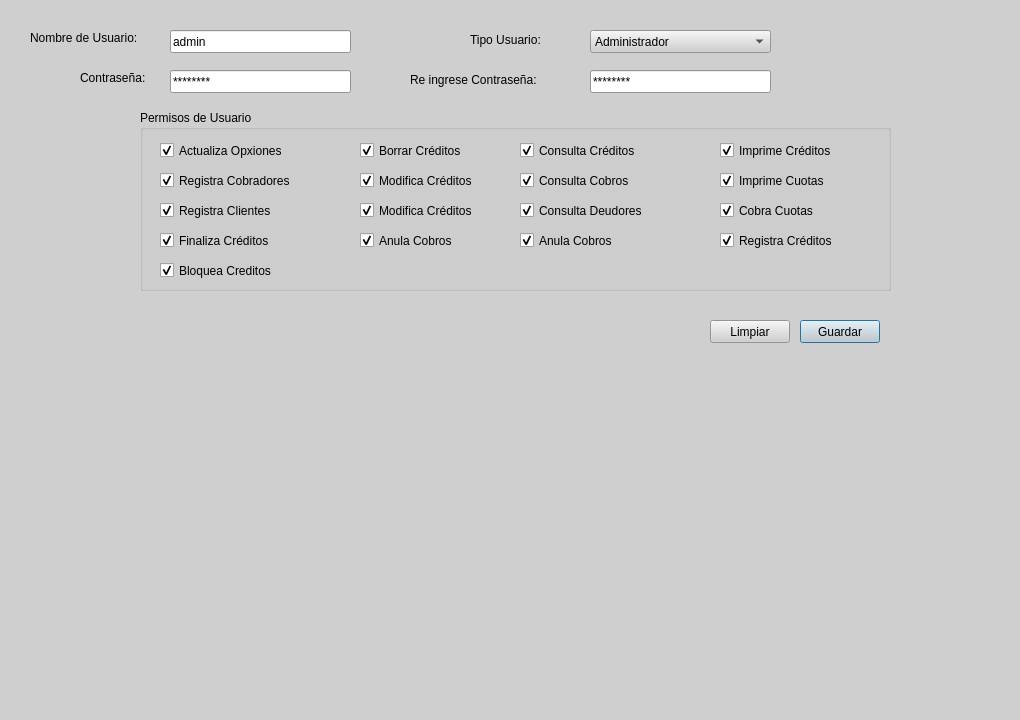
The window that form_usuario.ui (blueautomatic/Slam_Sistema_creditos) describes before a commit, drawn with Qt 5.
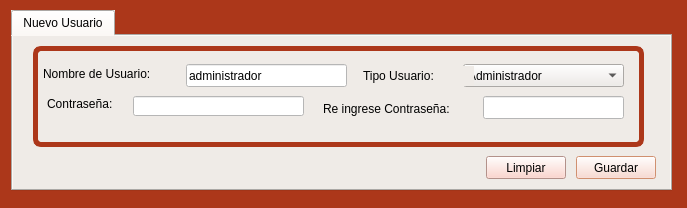
The same window after the commit. Icons and pictures are not drawn.

The edit to the form file:
```diff
--- a/form_usuario.ui
+++ b/form_usuario.ui
@@ -6,8 +6,8 @@
    <rect>
     <x>0</x>
     <y>0</y>
-    <width>1020</width>
-    <height>720</height>
+    <width>687</width>
+    <height>208</height>
    </rect>
   </property>
   <property name="palette">
@@ -25,9 +25,9 @@
      <colorrole role="Button">
       <brush brushstyle="SolidPattern">
        <color alpha="255">
-        <red>207</red>
-        <green>207</green>
-        <blue>207</blue>
+        <red>172</red>
+        <green>55</green>
+        <blue>26</blue>
        </color>
       </brush>
      </colorrole>
@@ -97,18 +97,18 @@
      <colorrole role="Base">
       <brush brushstyle="SolidPattern">
        <color alpha="255">
-        <red>255</red>
-        <green>255</green>
-        <blue>255</blue>
+        <red>172</red>
+        <green>55</green>
+        <blue>26</blue>
        </color>
       </brush>
      </colorrole>
      <colorrole role="Window">
       <brush brushstyle="SolidPattern">
        <color alpha="255">
-        <red>207</red>
-        <green>207</green>
-        <blue>207</blue>
+        <red>172</red>
+        <green>55</green>
+        <blue>26</blue>
        </color>
       </brush>
      </colorrole>
@@ -121,6 +121,15 @@
        </color>
       </brush>
      </colorrole>
+     <colorrole role="Highlight">
+      <brush brushstyle="SolidPattern">
+       <color alpha="255">
+        <red>255</red>
+        <green>170</green>
+        <blue>127</blue>
+       </color>
+      </brush>
+     </colorrole>
      <colorrole role="AlternateBase">
       <brush brushstyle="SolidPattern">
        <color alpha="255">
@@ -162,9 +171,9 @@
      <colorrole role="Button">
       <brush brushstyle="SolidPattern">
        <color alpha="255">
-        <red>207</red>
-        <green>207</green>
-        <blue>207</blue>
+        <red>172</red>
+        <green>55</green>
+        <blue>26</blue>
        </color>
       </brush>
      </colorrole>
@@ -234,18 +243,18 @@
      <colorrole role="Base">
       <brush brushstyle="SolidPattern">
        <color alpha="255">
-        <red>255</red>
-        <green>255</green>
-        <blue>255</blue>
+        <red>172</red>
+        <green>55</green>
+        <blue>26</blue>
        </color>
       </brush>
      </colorrole>
      <colorrole role="Window">
       <brush brushstyle="SolidPattern">
        <color alpha="255">
-        <red>207</red>
-        <green>207</green>
-        <blue>207</blue>
+        <red>172</red>
+        <green>55</green>
+        <blue>26</blue>
        </color>
       </brush>
      </colorrole>
@@ -258,6 +267,15 @@
        </color>
       </brush>
      </colorrole>
+     <colorrole role="Highlight">
+      <brush brushstyle="SolidPattern">
+       <color alpha="255">
+        <red>255</red>
+        <green>170</green>
+        <blue>127</blue>
+       </color>
+      </brush>
+     </colorrole>
      <colorrole role="AlternateBase">
       <brush brushstyle="SolidPattern">
        <color alpha="255">
@@ -290,18 +308,18 @@
      <colorrole role="WindowText">
       <brush brushstyle="SolidPattern">
        <color alpha="255">
-        <red>103</red>
-        <green>103</green>
-        <blue>103</blue>
+        <red>0</red>
+        <green>0</green>
+        <blue>0</blue>
        </color>
       </brush>
      </colorrole>
      <colorrole role="Button">
       <brush brushstyle="SolidPattern">
        <color alpha="255">
-        <red>207</red>
-        <green>207</green>
-        <blue>207</blue>
+        <red>172</red>
+        <green>55</green>
+        <blue>26</blue>
        </color>
       </brush>
      </colorrole>
@@ -344,9 +362,9 @@
      <colorrole role="Text">
       <brush brushstyle="SolidPattern">
        <color alpha="255">
-        <red>103</red>
-        <green>103</green>
-        <blue>103</blue>
+        <red>0</red>
+        <green>0</green>
+        <blue>0</blue>
        </color>
       </brush>
      </colorrole>
@@ -362,27 +380,27 @@
      <colorrole role="ButtonText">
       <brush brushstyle="SolidPattern">
        <color alpha="255">
-        <red>103</red>
-        <green>103</green>
-        <blue>103</blue>
+        <red>0</red>
+        <green>0</green>
+        <blue>0</blue>
        </color>
       </brush>
      </colorrole>
      <colorrole role="Base">
       <brush brushstyle="SolidPattern">
        <color alpha="255">
-        <red>207</red>
-        <green>207</green>
-        <blue>207</blue>
+        <red>172</red>
+        <green>55</green>
+        <blue>26</blue>
        </color>
       </brush>
      </colorrole>
      <colorrole role="Window">
       <brush brushstyle="SolidPattern">
        <color alpha="255">
-        <red>207</red>
-        <green>207</green>
-        <blue>207</blue>
+        <red>172</red>
+        <green>55</green>
+        <blue>26</blue>
        </color>
       </brush>
      </colorrole>
@@ -395,6 +413,15 @@
        </color>
       </brush>
      </colorrole>
+     <colorrole role="Highlight">
+      <brush brushstyle="SolidPattern">
+       <color alpha="255">
+        <red>255</red>
+        <green>170</green>
+        <blue>127</blue>
+       </color>
+      </brush>
+     </colorrole>
      <colorrole role="AlternateBase">
       <brush brushstyle="SolidPattern">
        <color alpha="255">
@@ -428,421 +455,256 @@
   <property name="windowTitle">
    <string>Dialog</string>
   </property>
-  <widget class="QLineEdit" name="lineEdit">
+  <property name="styleSheet">
+   <string notr="true">selection-background-color: rgb(255, 170, 127);
+color: rgb(0, 0, 0);
+font:  11pt &quot;KacstOne&quot;;
+background-color: rgb(172, 55, 26);
+</string>
+  </property>
+  <widget class="QTabWidget" name="tabWidget_2">
    <property name="geometry">
     <rect>
-     <x>170</x>
-     <y>30</y>
-     <width>181</width>
-     <height>23</height>
-    </rect>
-   </property>
-   <property name="text">
-    <string>admin</string>
-   </property>
-  </widget>
-  <widget class="QLabel" name="label">
-   <property name="geometry">
-    <rect>
-     <x>30</x>
-     <y>30</y>
-     <width>131</width>
-     <height>16</height>
-    </rect>
-   </property>
-   <property name="text">
-    <string>Nombre de Usuario:</string>
-   </property>
-  </widget>
-  <widget class="QLineEdit" name="lineEdit_2">
-   <property name="geometry">
-    <rect>
-     <x>170</x>
-     <y>70</y>
-     <width>181</width>
-     <height>23</height>
-    </rect>
-   </property>
-   <property name="text">
-    <string>********</string>
-   </property>
-  </widget>
-  <widget class="QLabel" name="label_2">
-   <property name="geometry">
-    <rect>
-     <x>80</x>
-     <y>70</y>
-     <width>81</width>
-     <height>16</height>
-    </rect>
-   </property>
-   <property name="text">
-    <string>Contraseña:</string>
-   </property>
-  </widget>
-  <widget class="QLabel" name="label_3">
-   <property name="geometry">
-    <rect>
-     <x>410</x>
-     <y>70</y>
-     <width>151</width>
-     <height>20</height>
-    </rect>
-   </property>
-   <property name="text">
-    <string>Re ingrese Contraseña:</string>
-   </property>
-  </widget>
-  <widget class="QLineEdit" name="lineEdit_3">
-   <property name="geometry">
-    <rect>
-     <x>590</x>
-     <y>70</y>
-     <width>181</width>
-     <height>23</height>
-    </rect>
-   </property>
-   <property name="text">
-    <string>********</string>
-   </property>
-  </widget>
-  <widget class="QLabel" name="label_4">
-   <property name="geometry">
-    <rect>
-     <x>470</x>
-     <y>30</y>
-     <width>81</width>
-     <height>20</height>
-    </rect>
-   </property>
-   <property name="text">
-    <string>Tipo Usuario:</string>
-   </property>
-  </widget>
-  <widget class="QComboBox" name="comboBox">
-   <property name="geometry">
-    <rect>
-     <x>590</x>
-     <y>30</y>
-     <width>181</width>
-     <height>23</height>
-    </rect>
-   </property>
-   <item>
-    <property name="text">
-     <string>Administrador</string>
-    </property>
-   </item>
-  </widget>
-  <widget class="QGroupBox" name="groupBox">
-   <property name="geometry">
-    <rect>
-     <x>140</x>
-     <y>110</y>
-     <width>751</width>
+     <x>11</x>
+     <y>10</y>
+     <width>661</width>
      <height>181</height>
     </rect>
    </property>
-   <property name="title">
-    <string>Permisos de Usuario</string>
+   <property name="styleSheet">
+    <string notr="true">background-color: rgb(239, 235, 231);
+font: 10pt &quot;KacstOne&quot;;</string>
    </property>
-   <widget class="QCheckBox" name="checkBox">
-    <property name="geometry">
-     <rect>
-      <x>20</x>
-      <y>30</y>
-      <width>161</width>
-      <height>21</height>
-     </rect>
-    </property>
-    <property name="text">
-     <string>Actualiza Opxiones</string>
-    </property>
-    <property name="checked">
-     <bool>true</bool>
-    </property>
+   <property name="currentIndex">
+    <number>0</number>
+   </property>
+   <widget class="QWidget" name="tab_2">
+    <attribute name="icon">
+     <iconset>
+      <normaloff>Íconos/llave-de-administrador.png</normaloff>Íconos/llave-de-administrador.png</iconset>
+    </attribute>
+    <attribute name="title">
+     <string>Nuevo Usuario</string>
+    </attribute>
+    <widget class="QGroupBox" name="groupBox_2">
+     <property name="geometry">
+      <rect>
+       <x>20</x>
+       <y>10</y>
+       <width>611</width>
+       <height>101</height>
+      </rect>
+     </property>
+     <property name="styleSheet">
+      <string notr="true">QGroupBox
+{
+background-color: rgb(239, 235, 231);
+border-style: solid;
+border-width: 5px;
+border-color: rgb(172, 55, 26);
+border-radius: 8px;
+font: 10pt &quot;KacstOne&quot;;
+}
+QLineEdit{
+background-color: rgb(239, 235, 231);
+}
+QComboBox{
+background-color: rgb(239, 235, 231);
+
+}
+QLabel{
+background-color: rgb(239, 235, 231);
+
+}
+QCheckBox
+{
+background-color: rgb(239, 235, 231);
+
+}
+</string>
+     </property>
+     <property name="title">
+      <string/>
+     </property>
+     <widget class="QLabel" name="label_2">
+      <property name="geometry">
+       <rect>
+        <x>14</x>
+        <y>50</y>
+        <width>81</width>
+        <height>16</height>
+       </rect>
+      </property>
+      <property name="text">
+       <string>Contraseña:</string>
+      </property>
+     </widget>
+     <widget class="QLineEdit" name="lne_nombre">
+      <property name="geometry">
+       <rect>
+        <x>153</x>
+        <y>18</y>
+        <width>161</width>
+        <height>23</height>
+       </rect>
+      </property>
+      <property name="styleSheet">
+       <string notr="true">background-color: rgb(255, 255, 255);</string>
+      </property>
+      <property name="text">
+       <string>administrador</string>
+      </property>
+     </widget>
+     <widget class="QLabel" name="label_3">
+      <property name="geometry">
+       <rect>
+        <x>290</x>
+        <y>53</y>
+        <width>161</width>
+        <height>20</height>
+       </rect>
+      </property>
+      <property name="text">
+       <string>Re ingrese Contraseña:</string>
+      </property>
+     </widget>
+     <widget class="QLabel" name="label">
+      <property name="geometry">
+       <rect>
+        <x>10</x>
+        <y>20</y>
+        <width>141</width>
+        <height>16</height>
+       </rect>
+      </property>
+      <property name="text">
+       <string>Nombre de Usuario:</string>
+      </property>
+     </widget>
+     <widget class="QLineEdit" name="lne_pass">
+      <property name="geometry">
+       <rect>
+        <x>100</x>
+        <y>50</y>
+        <width>171</width>
+        <height>20</height>
+       </rect>
+      </property>
+      <property name="styleSheet">
+       <string notr="true">background-color: rgb(255, 255, 255);</string>
+      </property>
+      <property name="text">
+       <string/>
+      </property>
+     </widget>
+     <widget class="QComboBox" name="cbx_tipo_usu">
+      <property name="geometry">
+       <rect>
+        <x>430</x>
+        <y>18</y>
+        <width>161</width>
+        <height>23</height>
+       </rect>
+      </property>
+      <item>
+       <property name="text">
+        <string>Administrador</string>
+       </property>
+      </item>
+      <item>
+       <property name="text">
+        <string>Ventas</string>
+       </property>
+      </item>
+     </widget>
+     <widget class="QLabel" name="label_4">
+      <property name="geometry">
+       <rect>
+        <x>330</x>
+        <y>20</y>
+        <width>111</width>
+        <height>20</height>
+       </rect>
+      </property>
+      <property name="text">
+       <string>Tipo Usuario:</string>
+      </property>
+     </widget>
+     <widget class="QLineEdit" name="lne_pass2">
+      <property name="geometry">
+       <rect>
+        <x>450</x>
+        <y>50</y>
+        <width>141</width>
+        <height>23</height>
+       </rect>
+      </property>
+      <property name="styleSheet">
+       <string notr="true">background-color: rgb(255, 255, 255);</string>
+      </property>
+      <property name="text">
+       <string/>
+      </property>
+     </widget>
+    </widget>
+    <widget class="QPushButton" name="boton_guardar">
+     <property name="geometry">
+      <rect>
+       <x>563</x>
+       <y>120</y>
+       <width>80</width>
+       <height>23</height>
+      </rect>
+     </property>
+     <property name="styleSheet">
+      <string notr="true">background-color: rgb(250, 217, 211);</string>
+     </property>
+     <property name="text">
+      <string>Guardar</string>
+     </property>
+    </widget>
+    <widget class="QPushButton" name="boton_limpiar">
+     <property name="geometry">
+      <rect>
+       <x>473</x>
+       <y>120</y>
+       <width>80</width>
+       <height>23</height>
+      </rect>
+     </property>
+     <property name="styleSheet">
+      <string notr="true">background-color: rgb(251, 203, 193);</string>
+     </property>
+     <property name="text">
+      <string>Limpiar</string>
+     </property>
+    </widget>
    </widget>
-   <widget class="QCheckBox" name="checkBox_2">
-    <property name="geometry">
-     <rect>
-      <x>580</x>
-      <y>120</y>
-      <width>131</width>
-      <height>21</height>
-     </rect>
-    </property>
-    <property name="text">
-     <string>Registra Créditos</string>
-    </property>
-    <property name="checked">
-     <bool>true</bool>
-    </property>
-   </widget>
-   <widget class="QCheckBox" name="checkBox_3">
-    <property name="geometry">
-     <rect>
-      <x>220</x>
-      <y>30</y>
-      <width>141</width>
-      <height>21</height>
-     </rect>
-    </property>
-    <property name="text">
-     <string>Borrar Créditos</string>
-    </property>
-    <property name="checked">
-     <bool>true</bool>
-    </property>
-   </widget>
-   <widget class="QCheckBox" name="checkBox_4">
-    <property name="geometry">
-     <rect>
-      <x>20</x>
-      <y>60</y>
-      <width>141</width>
-      <height>21</height>
-     </rect>
-    </property>
-    <property name="text">
-     <string>Registra Cobradores</string>
-    </property>
-    <property name="checked">
-     <bool>true</bool>
-    </property>
-   </widget>
-   <widget class="QCheckBox" name="checkBox_5">
-    <property name="geometry">
-     <rect>
-      <x>20</x>
-      <y>90</y>
-      <width>141</width>
-      <height>21</height>
-     </rect>
-    </property>
-    <property name="text">
-     <string>Registra Clientes</string>
-    </property>
-    <property name="checked">
-     <bool>true</bool>
-    </property>
-   </widget>
-   <widget class="QCheckBox" name="checkBox_6">
-    <property name="geometry">
-     <rect>
-      <x>20</x>
-      <y>120</y>
-      <width>131</width>
-      <height>21</height>
-     </rect>
-    </property>
-    <property name="text">
-     <string>Finaliza Créditos</string>
-    </property>
-    <property name="checked">
-     <bool>true</bool>
-    </property>
-   </widget>
-   <widget class="QCheckBox" name="checkBox_7">
-    <property name="geometry">
-     <rect>
-      <x>20</x>
-      <y>150</y>
-      <width>131</width>
-      <height>21</height>
-     </rect>
-    </property>
-    <property name="text">
-     <string>Bloquea Creditos</string>
-    </property>
-    <property name="checked">
-     <bool>true</bool>
-    </property>
-   </widget>
-   <widget class="QCheckBox" name="checkBox_8">
-    <property name="geometry">
-     <rect>
-      <x>220</x>
-      <y>60</y>
-      <width>141</width>
-      <height>21</height>
-     </rect>
-    </property>
-    <property name="text">
-     <string>Modifica Créditos</string>
-    </property>
-    <property name="checked">
-     <bool>true</bool>
-    </property>
-   </widget>
-   <widget class="QCheckBox" name="checkBox_9">
-    <property name="geometry">
-     <rect>
-      <x>220</x>
-      <y>90</y>
-      <width>141</width>
-      <height>21</height>
-     </rect>
-    </property>
-    <property name="text">
-     <string>Modifica Créditos</string>
-    </property>
-    <property name="checked">
-     <bool>true</bool>
-    </property>
-   </widget>
-   <widget class="QCheckBox" name="checkBox_10">
-    <property name="geometry">
-     <rect>
-      <x>580</x>
-      <y>90</y>
-      <width>141</width>
-      <height>21</height>
-     </rect>
-    </property>
-    <property name="text">
-     <string>Cobra Cuotas</string>
-    </property>
-    <property name="checked">
-     <bool>true</bool>
-    </property>
-   </widget>
-   <widget class="QCheckBox" name="checkBox_11">
-    <property name="geometry">
-     <rect>
-      <x>220</x>
-      <y>120</y>
-      <width>141</width>
-      <height>21</height>
-     </rect>
-    </property>
-    <property name="text">
-     <string>Anula Cobros</string>
-    </property>
-    <property name="checked">
-     <bool>true</bool>
-    </property>
-   </widget>
-   <widget class="QCheckBox" name="checkBox_12">
-    <property name="geometry">
-     <rect>
-      <x>380</x>
-      <y>120</y>
-      <width>141</width>
-      <height>21</height>
-     </rect>
-    </property>
-    <property name="text">
-     <string>Anula Cobros</string>
-    </property>
-    <property name="checked">
-     <bool>true</bool>
-    </property>
-   </widget>
-   <widget class="QCheckBox" name="checkBox_13">
-    <property name="geometry">
-     <rect>
-      <x>380</x>
-      <y>30</y>
-      <width>141</width>
-      <height>21</height>
-     </rect>
-    </property>
-    <property name="text">
-     <string>Consulta Créditos</string>
-    </property>
-    <property name="checked">
-     <bool>true</bool>
-    </property>
-   </widget>
-   <widget class="QCheckBox" name="checkBox_14">
-    <property name="geometry">
-     <rect>
-      <x>380</x>
-      <y>60</y>
-      <width>141</width>
-      <height>21</height>
-     </rect>
-    </property>
-    <property name="text">
-     <string>Consulta Cobros</string>
-    </property>
-    <property name="checked">
-     <bool>true</bool>
-    </property>
-   </widget>
-   <widget class="QCheckBox" name="checkBox_15">
-    <property name="geometry">
-     <rect>
-      <x>380</x>
-      <y>90</y>
-      <width>141</width>
-      <height>21</height>
-     </rect>
-    </property>
-    <property name="text">
-     <string>Consulta Deudores</string>
-    </property>
-    <property name="checked">
-     <bool>true</bool>
-    </property>
-   </widget>
-   <widget class="QCheckBox" name="checkBox_16">
-    <property name="geometry">
-     <rect>
-      <x>580</x>
-      <y>30</y>
-      <width>141</width>
-      <height>21</height>
-     </rect>
-    </property>
-    <property name="text">
-     <string>Imprime Créditos</string>
-    </property>
-    <property name="checked">
-     <bool>true</bool>
-    </property>
-   </widget>
-   <widget class="QCheckBox" name="checkBox_17">
-    <property name="geometry">
-     <rect>
-      <x>580</x>
-      <y>60</y>
-      <width>141</width>
-      <height>21</height>
-     </rect>
-    </property>
-    <property name="text">
-     <string>Imprime Cuotas</string>
-    </property>
-    <property name="checked">
-     <bool>true</bool>
-    </property>
-   </widget>
   </widget>
-  <widget class="QPushButton" name="pushButton">
+  <widget class="Line" name="line_4">
    <property name="geometry">
     <rect>
-     <x>800</x>
-     <y>320</y>
-     <width>80</width>
-     <height>23</height>
+     <x>500</x>
+     <y>470</y>
+     <width>20</width>
+     <height>121</height>
     </rect>
    </property>
-   <property name="text">
-    <string>Guardar</string>
+   <property name="orientation">
+    <enum>Qt::Vertical</enum>
    </property>
   </widget>
-  <widget class="QPushButton" name="pushButton_2">
+  <widget class="Line" name="line_3">
    <property name="geometry">
     <rect>
-     <x>710</x>
-     <y>320</y>
-     <width>80</width>
-     <height>23</height>
+     <x>590</x>
+     <y>470</y>
+     <width>20</width>
+     <height>121</height>
     </rect>
    </property>
-   <property name="text">
-    <string>Limpiar</string>
+   <property name="orientation">
+    <enum>Qt::Vertical</enum>
    </property>
   </widget>
  </widget>
```
Left out of the diff: 66 changed lines with no effect on the pictures.
